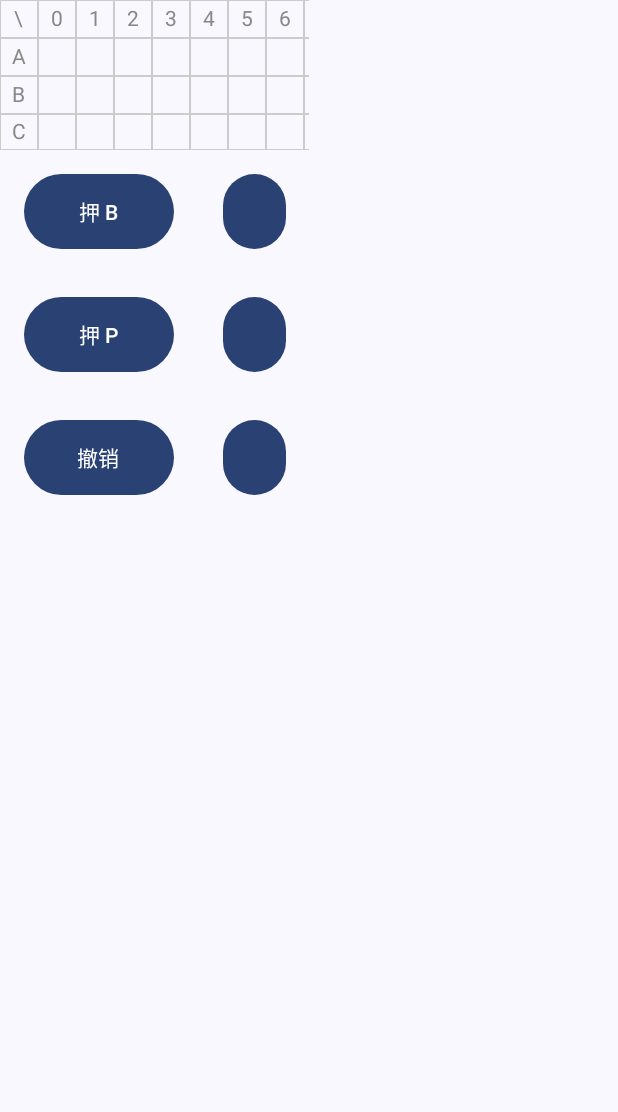
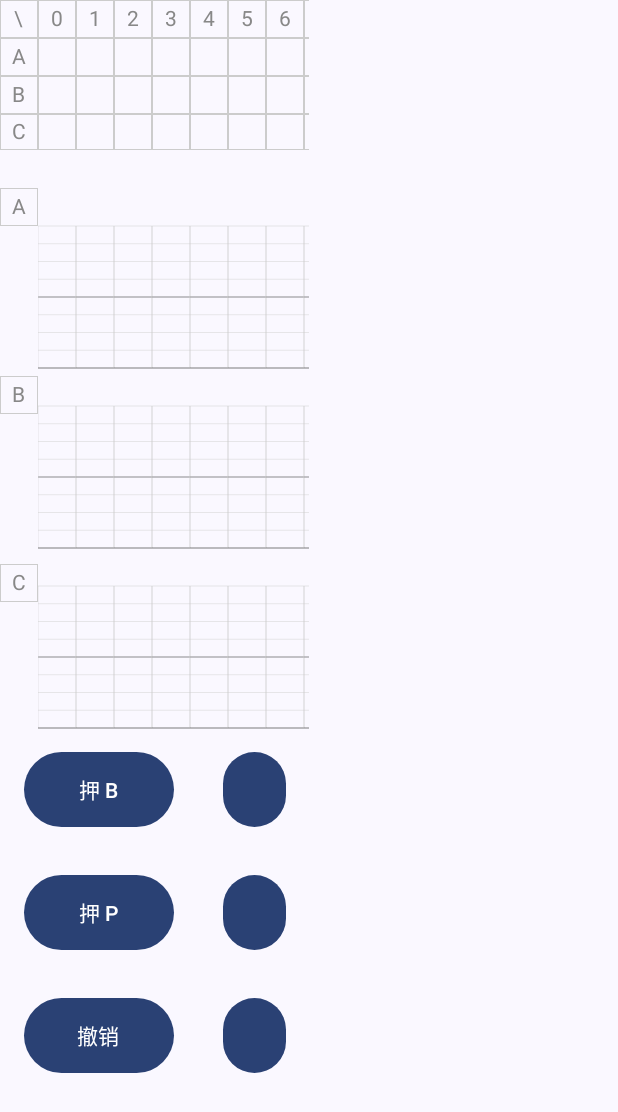
Before and after one commit to daishengda2018/ReopenAndroind, an Android app built with Jetpack Compose: the screen it shows after launch (MainActivity), on a phone screen of 412 x 824 dp. Shown: the top 1112 px of the screen. Run offline under Robolectric (Android 15) with nearby library versions, the phone set to English and light mode, and no system bars.

Commit message:
[feat] 简单的柱状图

```diff
--- a/app/src/main/java/com/dsd/baccarat/MainActivity.kt
+++ b/app/src/main/java/com/dsd/baccarat/MainActivity.kt
@@ -10,7 +10,7 @@ import androidx.compose.foundation.layout.padding
 import androidx.compose.material3.Scaffold
 import androidx.compose.ui.Modifier
 import com.dsd.baccarat.data.InputViewModel
-import com.dsd.baccarat.ui.page.BppcTable
+import com.dsd.baccarat.ui.page.BppcTableAndChart
 import com.dsd.baccarat.ui.page.InputButtons
 import com.dsd.baccarat.ui.theme.ReopenAndroidTheme
 
@@ -24,7 +24,7 @@ class MainActivity : ComponentActivity() {
             ReopenAndroidTheme {
                 Scaffold { innerPadding ->
                     Column(modifier = Modifier.padding(innerPadding)) {
-                        BppcTable(innerPadding, viewModel)
+                        BppcTableAndChart(innerPadding, viewModel)
                         InputButtons(innerPadding, viewModel)
                     }
                 }
--- a/app/src/main/java/com/dsd/baccarat/ui/page/BppcTable.kt
+++ b/app/src/main/java/com/dsd/baccarat/ui/page/BppcTableAndChart.kt
@@ -1,5 +1,7 @@
 package com.dsd.baccarat.ui.page
 
+import androidx.compose.foundation.Canvas
+import androidx.compose.foundation.background
 import androidx.compose.foundation.border
 import androidx.compose.foundation.layout.Arrangement
 import androidx.compose.foundation.layout.Box
@@ -7,9 +9,11 @@ import androidx.compose.foundation.layout.Column
 import androidx.compose.foundation.layout.PaddingValues
 import androidx.compose.foundation.layout.Row
 import androidx.compose.foundation.layout.fillMaxHeight
+import androidx.compose.foundation.layout.fillMaxSize
 import androidx.compose.foundation.layout.fillMaxWidth
 import androidx.compose.foundation.layout.height
 import androidx.compose.foundation.layout.padding
+import androidx.compose.foundation.layout.size
 import androidx.compose.foundation.layout.width
 import androidx.compose.foundation.layout.wrapContentHeight
 import androidx.compose.foundation.lazy.LazyListState
@@ -22,6 +26,8 @@ import androidx.compose.runtime.Composable
 import androidx.compose.runtime.LaunchedEffect
 import androidx.compose.ui.Alignment
 import androidx.compose.ui.Modifier
+import androidx.compose.ui.geometry.Offset
+import androidx.compose.ui.geometry.Size
 import androidx.compose.ui.graphics.Color
 import androidx.compose.ui.text.font.FontWeight
 import androidx.compose.ui.tooling.preview.Preview
@@ -32,9 +38,18 @@ import com.dsd.baccarat.data.BppcItem
 import com.dsd.baccarat.data.BppcDisplayItem
 import com.dsd.baccarat.data.InputViewModel
 
+// BPPC 表格常量
 private val BCCP_ITEM_SIZE = 25.dp
 private val BCCP_TABLE_HEIGH = BCCP_ITEM_SIZE * 4
 private const val MIN_DISPLY_COUNT = 25  // 最小显示列数
+private val BORDER_WIDTH = 0.3.dp
+
+// 柱状图常量（可根据需求调整）
+private const val MAX_BAR_VALUE = 8 // 柱状图最大值（1~8）
+private val BAR_ITEM_WIDTH = 80.dp // 单个数据项（含编号+3个柱体）的宽度
+private val BAR_TOTAL_HEIGHT = 120.dp // 柱状图总高度（竖向）
+private val SINGLE_BAR_WIDTH = 5.dp // 单个柱体宽度
+private val BAR_SPACING = 4.dp // 柱体间间距
 
 // 示例：生成测试数据并使用列表
 @Preview(showBackground = true)
@@ -53,17 +68,17 @@ private fun Demo() {
         val emptyCount = maxOf(0, totalCount - realDataItems.size)
 
         // 3. 混合实际数据项和占位项，组成长度为10的列表
-        val mixedList: List<BppcDisplayItem> = realDataItems
+        val displayItems: List<BppcDisplayItem> = realDataItems
             .map { BppcDisplayItem.Real(it) } // 实际数据转换为 Real 项
             .plus(List(emptyCount) { BppcDisplayItem.Empty }) // 补充 Empty 占位项
 
         val listState = rememberLazyListState()
-        BppcCompose(innerPadding, mixedList, listState)
+        InternalTableAndChart(innerPadding, displayItems, listState)
     }
 }
 
 @Composable
-fun BppcTable(innerPadding: PaddingValues, viewModel: InputViewModel) {
+fun BppcTableAndChart(innerPadding: PaddingValues, viewModel: InputViewModel) {
     // 1. 收集ViewModel中的实际数据（随生命周期自动管理）
     val realDataList = viewModel.bppcTableStateFlow.collectAsStateWithLifecycle()
 
@@ -84,30 +99,45 @@ fun BppcTable(innerPadding: PaddingValues, viewModel: InputViewModel) {
             listState.scrollToItem(index = realDataList.value.lastIndex)
         }
     }
-    BppcCompose(innerPadding, displayItems, listState)
+
+    InternalTableAndChart(innerPadding, displayItems, listState)
 }
 
 @Composable
-private fun BppcCompose(
+private fun InternalTableAndChart(
     innerPadding: PaddingValues,
-    displayItem: List<BppcDisplayItem>,
+    displayItems: List<BppcDisplayItem>,
+    listState: LazyListState
+) {
+    Column(
+        modifier = Modifier.fillMaxWidth(0.5f)
+    ) {
+        BppcTable(innerPadding, displayItems, listState)
+        BppcBarChart(displayItems, listState)
+    }
+}
+
+@Composable
+private fun BppcTable(
+    innerPadding: PaddingValues,
+    displayItems: List<BppcDisplayItem>,
     listState: LazyListState
 ) {
     Row(
         modifier = Modifier
             .padding(innerPadding)
             .height(BCCP_TABLE_HEIGH)
-            .fillMaxWidth(0.5f)
+            .fillMaxWidth()
     )
     {
-        Title()
+        BppcTableTitle()
         // 渲染横向列表
-        BppcLazyRow(itemList = displayItem, listState)
+        BppcTableLazyRow(displayItems, listState)
     }
 }
 
 @Composable
-private fun Title() {
+private fun BppcTableTitle() {
     Column(
         modifier = Modifier
             .width(BCCP_ITEM_SIZE)
@@ -123,10 +153,10 @@ private fun Title() {
 
 /**
  * 横向滚动列表：4行结构（编号行 + A行 + B行 + C行）
- * @param itemList 列数据集合（每一项对应一列的完整数据）
+ * @param displayItems 列数据集合（每一项对应一列的完整数据）
  */
 @Composable
-private fun BppcLazyRow(itemList: List<BppcDisplayItem>, listState: LazyListState) {
+private fun BppcTableLazyRow(displayItems: List<BppcDisplayItem>, listState: LazyListState) {
     // 横向懒加载容器：包裹4行内容，整体横向滚动
     LazyRow(
         state = listState,
@@ -137,7 +167,7 @@ private fun BppcLazyRow(itemList: List<BppcDisplayItem>, listState: LazyListStat
         verticalAlignment = Alignment.CenterVertically,  // 所有列顶部对齐
     ) {
         // 遍历列数据：每一个item对应一列（包含4行内容）
-        itemsIndexed(itemList) { index, item ->
+        itemsIndexed(displayItems) { index, item ->
             Column(
                 modifier = Modifier
                     .fillMaxHeight()  // 列高度充满列表高度
@@ -185,15 +215,12 @@ private fun DataItem(item: BppcDisplayItem, data: Int) {
             is BppcDisplayItem.Real -> if (data == 0) "" else "$data" // 显示实际内容
             is BppcDisplayItem.Empty -> "" // 占位项不显示内容
         },
-        textColor = when (data) {
-            1, 4, 6, 7 -> Color.Red
-            else -> Color.Black
-        }
+        textColor = if (data in listOf(1, 4, 6, 7)) Color.Red else Color.Black,
     )
 }
 
 /**
- * 单个行项组件：统一控制行的样式（背景、圆角、文字样式）
+ * 单个行项组件：统一控制行的样式
  */
 @Composable
 private fun BppcTableItem(
@@ -206,7 +233,7 @@ private fun BppcTableItem(
             .fillMaxWidth()
             .height(BCCP_ITEM_SIZE)  // 固定每行高度
             .border(
-                width = 0.3.dp,
+                width = BORDER_WIDTH,
                 color = Color.LightGray
             ),
         contentAlignment = Alignment.Center  // 文字居中
@@ -219,3 +246,142 @@ private fun BppcTableItem(
         )
     }
 }
+
+@Composable
+private fun BppcBarChart(displayItems: List<BppcDisplayItem>, listState: LazyListState) {
+    // 整体布局
+    Row(
+        modifier = Modifier
+            .fillMaxWidth()
+            .padding(top = BCCP_ITEM_SIZE)
+    ) {
+        BppcBarChartTitle()
+        // 柱状图
+        LazyRow(
+            state = listState,
+            modifier = Modifier.fillMaxWidth()
+        ) {
+            itemsIndexed(displayItems) { index, item ->
+                when (item) {
+                    is BppcDisplayItem.Real -> {
+                        BppcItemBarChart(
+                            item = item.data,
+                            index = index,
+                            modifier = Modifier.padding(horizontal = 2.dp)
+                        )
+                    }
+
+                    is BppcDisplayItem.Empty -> {
+                        BppcItemBarChart(
+                            item = BppcItem(),
+                            index = index,
+                            modifier = Modifier.padding(horizontal = 2.dp)
+                        )
+                    }
+                }
+            }
+        }
+    }
+}
+
+@Composable
+private fun BppcBarChartTitle() {
+    Column(
+        modifier = Modifier
+            .width(BCCP_ITEM_SIZE)
+            .wrapContentHeight(),
+        verticalArrangement = Arrangement.Center
+    ) {
+        BppcTableItem("A", Color.Gray, FontWeight.Normal)
+        Box(modifier = Modifier.padding(top = BCCP_TABLE_HEIGH)) { }
+        BppcTableItem("B", Color.Gray, FontWeight.Normal)
+        Box(modifier = Modifier.padding(top = BCCP_TABLE_HEIGH)) { }
+        BppcTableItem("C", Color.Gray, FontWeight.Normal)
+    }
+}
+
+/**
+ * 单个数据项的柱状图组合（包含A/B/C三个竖向柱体）
+ * @param item 实际数据项
+ * @param index 数据项编号
+ */
+@Composable
+private fun BppcItemBarChart(
+    item: BppcItem,
+    index: Int,
+    modifier: Modifier = Modifier
+) {
+    // A/B/C三个柱体竖向排列
+    Column(
+        modifier = Modifier.width(BCCP_ITEM_SIZE)
+    ) {
+        // 数据柱状图
+        VerticalBar(item.dataA)
+        VerticalBar(item.dataB)
+        VerticalBar(item.dataC)
+    }
+}
+
+/**
+ * 单个竖向柱体组件
+ * @param barData 柱体数据值（决定高度和颜色）
+ */
+
+@Composable
+fun VerticalBar(barData: Int) {
+    Box(
+        modifier = Modifier
+            .width(BCCP_ITEM_SIZE)
+            .height(BAR_TOTAL_HEIGHT)
+            .padding(top = BCCP_ITEM_SIZE)
+    ) {
+        // 绘制网格底边
+        Canvas(modifier = Modifier.fillMaxSize()) {
+            val gridLineColor = Color.LightGray
+            val gridLineWidth = BORDER_WIDTH.toPx()
+
+            // 绘制水平网格线
+            val gridLineInterval = size.height / MAX_BAR_VALUE
+            for (i in 0..MAX_BAR_VALUE) {
+                drawLine(
+                    color = if (i == 4) Color.Black else gridLineColor,
+                    start = Offset(0f, i * gridLineInterval),
+                    end = Offset(size.width, i * gridLineInterval),
+                    strokeWidth = gridLineWidth
+                )
+            }
+
+            // 绘制垂直线 Left
+            drawLine(
+                color = gridLineColor,
+                start = Offset(size.width, 0f),
+                end = Offset(size.width, size.height),
+                strokeWidth = gridLineWidth
+            )
+
+            // 绘制垂直线 Right
+            drawLine(
+                color = gridLineColor,
+                start = Offset(0f, 0f),
+                end = Offset(0f, size.height),
+                strokeWidth = gridLineWidth
+            )
+
+            // 绘制柱状图
+            val barHeight = (barData.toFloat() / MAX_BAR_VALUE * size.height)
+            drawRect(
+                color = if (barData in listOf(1, 4, 6, 7)) Color.Red else Color.Black,
+                topLeft = Offset(size.width / 2 - 1f, size.height - barHeight),
+                size = Size(2.dp.toPx(), barHeight)
+            )
+
+            // 绘制底部边框线
+            drawLine(
+                color = Color.Black,
+                start = Offset(0f, size.height),
+                end = Offset(size.width, size.height),
+                strokeWidth = gridLineWidth
+            )
+        }
+    }
+}
```
